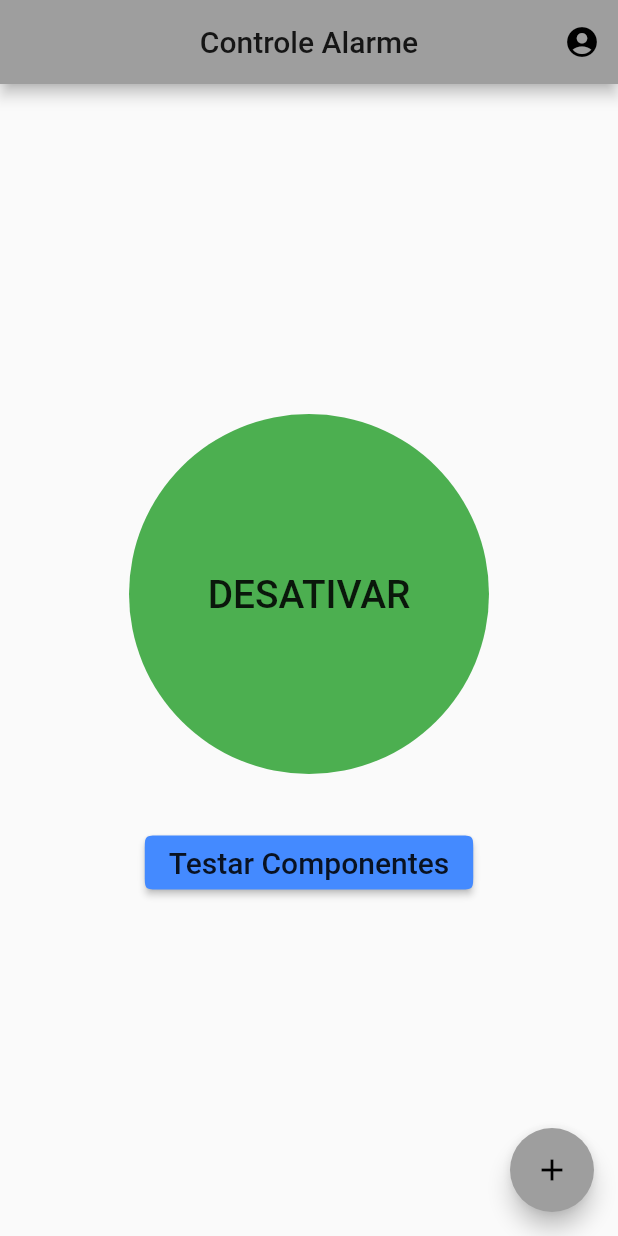
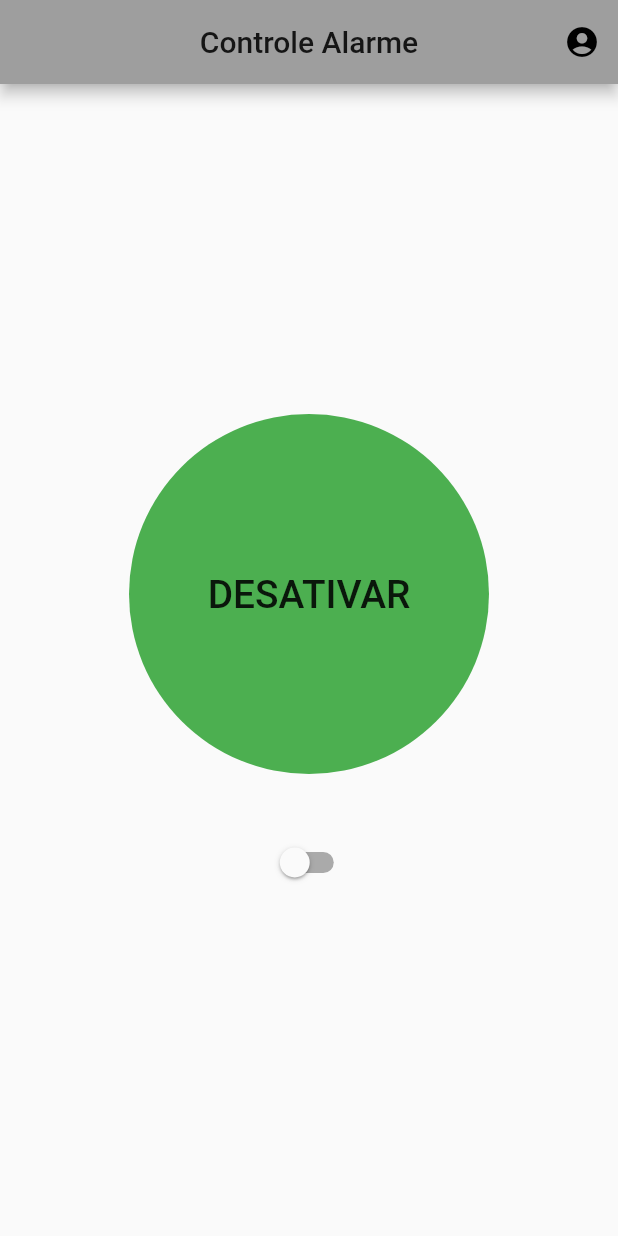
Before and after one commit to willyamcts/projeto-alarme-app, a Flutter app: the screen it shows after launch, after a tap on an icon or button, on a phone screen of 412 x 824 dp. Run offline on Flutter 3.47's test engine with Material 2 defaults, Android fonts, the light colour scheme and no system bars.

Commit message:
alterado botão teste de componente para switch

```diff
--- a/lib/home.dart
+++ b/lib/home.dart
@@ -3,15 +3,6 @@ import 'package:alarme_app/components_test.dart';
 
 class MyHomePage extends StatefulWidget {
   MyHomePage({Key key, this.title}) : super(key: key);
-
-  // This widget is the home page of your application. It is stateful, meaning
-  // that it has a State object (defined below) that contains fields that affect
-  // how it looks.
-
-  // This class is the configuration for the state. It holds the values (in this
-  // case the title) provided by the parent (in this case the App widget) and
-  // used by the build method of the State. Fields in a Widget subclass are
-  // always marked "final".
 
   final String title;
 
@@ -24,11 +15,6 @@ class _MyHomePageState extends State<MyHomePage> {
 
   void _incrementCounter() {
     setState(() {
-      // This call to setState tells the Flutter framework that something has
-      // changed in this State, which causes it to rerun the build method below
-      // so that the display can reflect the updated values. If we changed
-      // _counter without calling setState(), then the build method would not be
-      // called again, and so nothing would appear to happen.
       _counter++;
     });
   }
@@ -38,6 +24,8 @@ class _MyHomePageState extends State<MyHomePage> {
       false; // TODO: Verifica se está conectado e atribui a variável
 
   String _mainTextButton;
+
+  bool testMode = false;
 
   String _attribContentMainButton() {
     _mainTextButton = 'ATIVAR';
@@ -60,26 +48,16 @@ class _MyHomePageState extends State<MyHomePage> {
     setState(() {});
   }
 
-  // Navegação para próx. página
-  void _pageComponentsTest() {
+  // TODO: Incluir alerta notificando usuário do modo teste
+  void _testModeAlert() {
     Navigator.push(
         context, MaterialPageRoute(builder: (context) => ComponentsTest()));
   }
 
-
-
   @override
   Widget build(BuildContext context) {
-    // This method is rerun every time setState is called, for instance as done
-    // by the _incrementCounter method above.
-    //
-    // The Flutter framework has been optimized to make rerunning build methods
-    // fast, so that you can just rebuild anything that needs updating rather
-    // than having to individually change instances of widgets.
     return Scaffold(
       appBar: AppBar(
-        // Here we take the value from the MyHomePage object that was created by
-        // the App.build method, and use it to set our appbar title.
         title: Text(widget.title),
         centerTitle: true,
         actions: <Widget>[
@@ -96,25 +74,8 @@ class _MyHomePageState extends State<MyHomePage> {
           )
         ],
       ),
-
       body: Center(
-        // Center is a layout widget. It takes a single child and positions it
-        // in the middle of the parent.
         child: Column(
-          // Column is also a layout widget. It takes a list of children and
-          // arranges them vertically. By default, it sizes itself to fit its
-          // children horizontally, and tries to be as tall as its parent.
-          //
-          // Invoke "debug painting" (press "p" in the console, choose the
-          // "Toggle Debug Paint" action from the Flutter Inspector in Android
-          // Studio, or the "Toggle Debug Paint" command in Visual Studio Code)
-          // to see the wireframe for each widget.
-          //
-          // Column has various properties to control how it sizes itself and
-          // how it positions its children. Here we use mainAxisAlignment to
-          // center the children vertically; the main axis here is the vertical
-          // axis because Columns are vertical (the cross axis would be
-          // horizontal).
           mainAxisAlignment: MainAxisAlignment.center,
           children: <Widget>[
             new FlatButton(
@@ -127,45 +88,22 @@ class _MyHomePageState extends State<MyHomePage> {
               shape: new CircleBorder(),
               padding: const EdgeInsets.all(105.0),
             ),
+
             Center(
                 child: Container(
-                    //width: 250,
-                    //height: 50,
                     margin: EdgeInsets.fromLTRB(0, 35, 0, 5),
-                    child: MaterialButton(
-                        color: Colors.blueAccent,
-                        onPressed: _pageComponentsTest,
-                        shape: new ContinuousRectangleBorder(
-                          borderRadius: BorderRadius.circular(10),
-                        ),
-                        child: Text(
-                          "Testar Componentes",
-                          maxLines: 1,
-                          style: TextStyle(fontSize: 20),
-                        )),
+                    child: Switch(
+                        value: testMode,
+                        onChanged: (value) {
+                          setState(() {
+                            testMode = value;
+                          });
 
-
-
-                    /* new FlatButton(
-                      child: Text(
-                        "Testar componentes",
-                        maxLines: 1,
-                        style: TextStyle(fontSize: 20),
-                      ),
-
-                      onPressed: _pageComponentsTest,
-                      color: Colors.blueAccent,
-                    ) */
-                    ))
+                          value ? _testModeAlert() : {};
+                        })))
           ],
         ),
       ),
-
-      floatingActionButton: FloatingActionButton(
-        onPressed: _incrementCounter,
-        tooltip: 'Increment',
-        child: Icon(Icons.add),
-      ), // This trailing comma makes auto-formatting nicer for build methods.
     );
   }
 }
```
